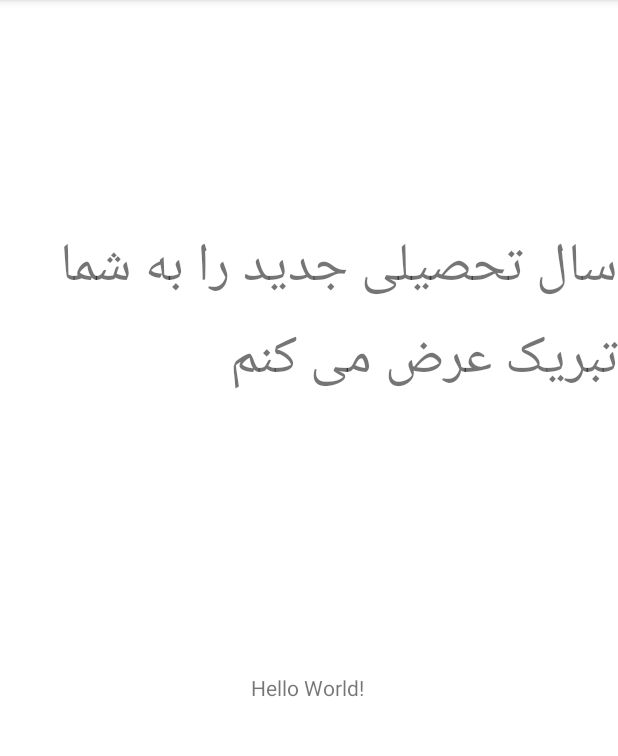
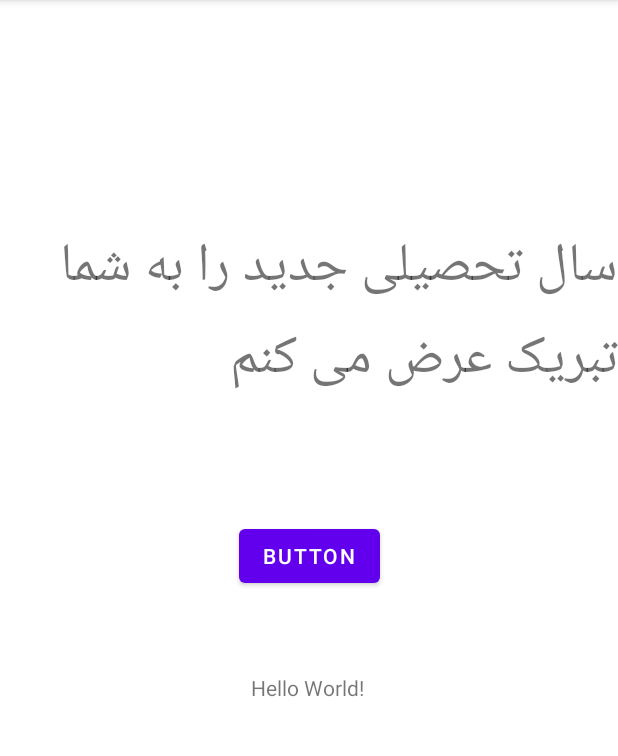
Before and after one commit to RezaKhaleghiFar/first_app, an Android app: the screen it shows after launch (MainActivity), on a phone screen of 412 x 824 dp, the part 84-840 px from its top. Run offline under Robolectric (Android 15) with nearby library versions, the phone set to English and light mode, and no system bars.

Commit message:
add button

```diff
--- a/app/src/main/res/layout/activity_main.xml
+++ b/app/src/main/res/layout/activity_main.xml
@@ -29,4 +29,14 @@
         app:layout_constraintStart_toStartOf="parent"
         app:layout_constraintTop_toTopOf="parent" />
 
+    <Button
+        android:id="@+id/button"
+        android:layout_width="wrap_content"
+        android:layout_height="wrap_content"
+        android:layout_marginTop="76dp"
+        android:text="Button"
+        app:layout_constraintEnd_toEndOf="parent"
+        app:layout_constraintStart_toStartOf="parent"
+        app:layout_constraintTop_toBottomOf="@+id/textView" />
+
 </androidx.constraintlayout.widget.ConstraintLayout>
```
